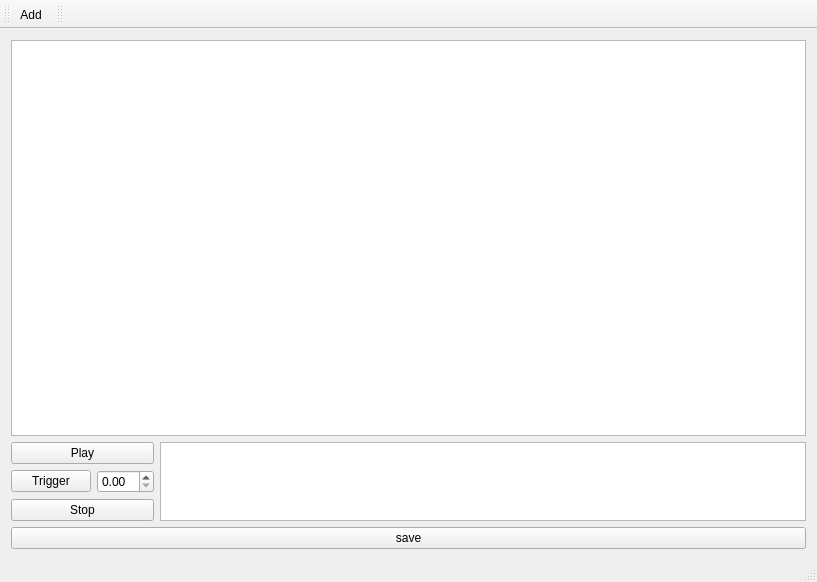
The window that forms/mainwindow.ui (GaitRehabilitation/SMART) describes before a commit, drawn with Qt 5.
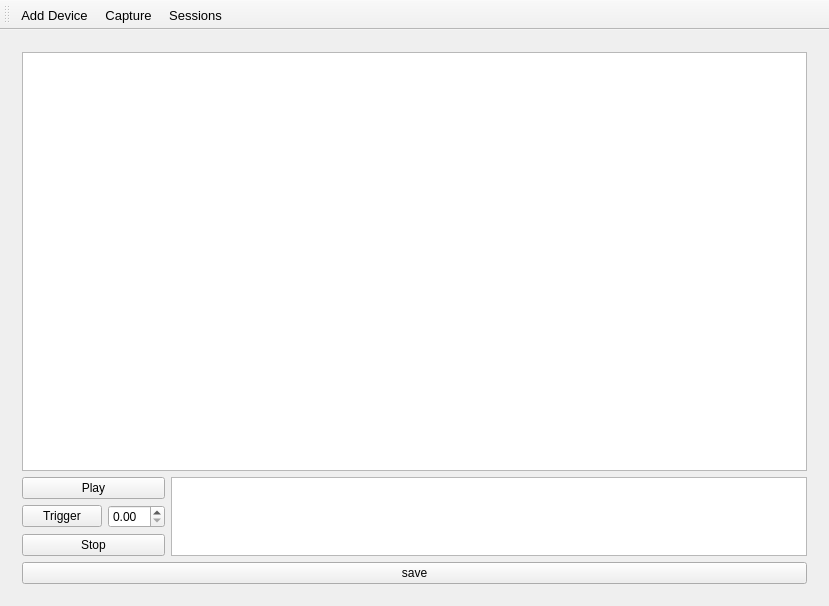
The same window after the commit. Icons and pictures are not drawn.

Commit message: updated icons and added config

Diff of the .ui file:
```diff
--- a/forms/mainwindow.ui
+++ b/forms/mainwindow.ui
@@ -6,8 +6,8 @@
    <rect>
     <x>0</x>
     <y>0</y>
-    <width>817</width>
-    <height>582</height>
+    <width>829</width>
+    <height>606</height>
    </rect>
   </property>
   <property name="windowTitle">
@@ -16,6 +16,13 @@
   <widget class="QWidget" name="centralWidget">
    <layout class="QVBoxLayout" name="verticalLayout">
     <item>
+     <widget class="QStackedWidget" name="pages">
+      <property name="currentIndex">
+       <number>0</number>
+      </property>
+      <widget class="QWidget" name="Capture">
+       <layout class="QVBoxLayout" name="verticalLayout_2">
+        <item>
      <widget class="QListWidget" name="sensorList"/>
     </item>
     <item>
@@ -78,36 +85,47 @@
     </item>
    </layout>
   </widget>
-  <widget class="QMenuBar" name="menuBar">
-   <property name="geometry">
-    <rect>
-     <x>0</x>
-     <y>0</y>
-     <width>817</width>
-     <height>30</height>
-    </rect>
-   </property>
-  </widget>
-  <widget class="QToolBar" name="mainToolBar">
-   <attribute name="toolBarArea">
-    <enum>TopToolBarArea</enum>
-   </attribute>
-   <attribute name="toolBarBreak">
-    <bool>false</bool>
-   </attribute>
-   <addaction name="actionAddDevice"/>
+      <widget class="QWidget" name="Sessions"/>
+     </widget>
+    </item>
+   </layout>
   </widget>
-  <widget class="QStatusBar" name="statusBar"/>
   <widget class="QToolBar" name="toolBar">
+   <property name="font">
+    <font>
+     <pointsize>10</pointsize>
+     <italic>false</italic>
+     <underline>false</underline>
+     <strikeout>false</strikeout>
+    </font>
+   </property>
    <property name="windowTitle">
     <string>toolBar</string>
    </property>
+   <property name="accessibleDescription">
+    <string/>
+   </property>
+   <property name="autoFillBackground">
+    <bool>false</bool>
+   </property>
+   <property name="iconSize">
+    <size>
+     <width>32</width>
+     <height>32</height>
+    </size>
+   </property>
+   <property name="toolButtonStyle">
+    <enum>Qt::ToolButtonTextUnderIcon</enum>
+   </property>
    <attribute name="toolBarArea">
     <enum>TopToolBarArea</enum>
    </attribute>
    <attribute name="toolBarBreak">
     <bool>false</bool>
    </attribute>
+   <addaction name="actionAddDevice"/>
+   <addaction name="actionCapture"/>
+   <addaction name="actionSessions"/>
   </widget>
   <action name="actionAddDevice">
    <property name="icon">
@@ -115,10 +133,10 @@
      <normaloff>:/icons/plus.svg</normaloff>:/icons/plus.svg</iconset>
    </property>
    <property name="text">
-    <string>&amp;Add</string>
+    <string>Add Device</string>
    </property>
    <property name="iconText">
-    <string>Add</string>
+    <string>Add Device</string>
    </property>
    <property name="toolTip">
     <string>Add Device</string>
@@ -138,6 +156,24 @@
     <string>Ctrl+Q</string>
    </property>
   </action>
+  <action name="actionSessions">
+   <property name="icon">
+    <iconset resource="../qml.qrc">
+     <normaloff>:/icons/history-solid.svg</normaloff>:/icons/history-solid.svg</iconset>
+   </property>
+   <property name="text">
+    <string>Sessions</string>
+   </property>
+  </action>
+  <action name="actionCapture">
+   <property name="icon">
+    <iconset resource="../qml.qrc">
+     <normaloff>:/icons/download-solid.svg</normaloff>:/icons/download-solid.svg</iconset>
+   </property>
+   <property name="text">
+    <string>Capture</string>
+   </property>
+  </action>
  </widget>
  <layoutdefault spacing="6" margin="11"/>
  <resources>
```
Left out of the diff: 6 changed lines with no effect on the pictures. Lines whose indentation alone changed are shown as unchanged. The commit also changes 18 other files.
